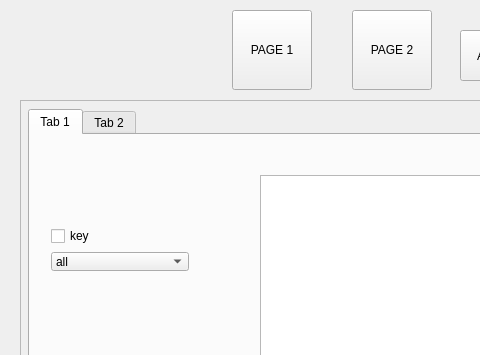
Before: the Qt Designer form forms/MainWindow.ui in tigerjpg/cybersecurity, drawn with Qt 5; both pictures show x 0 to 480 and y 0 to 355 of the 1024 by 768 pixel window.
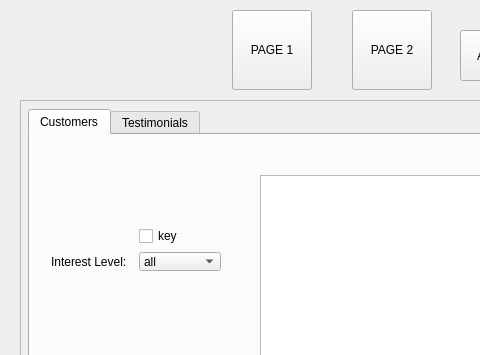
After: the same form once the commit is applied. Custom widgets are drawn as their Qt base class.

Commit message: [#10] add tab labels

Patch:
```diff
--- a/forms/MainWindow.ui
+++ b/forms/MainWindow.ui
@@ -657,12 +657,27 @@
        <property name="styleSheet">
         <string notr="true">color rgb(196, 196, 196)</string>
        </property>
+       <property name="tabPosition">
+        <enum>QTabWidget::North</enum>
+       </property>
+       <property name="tabShape">
+        <enum>QTabWidget::Rounded</enum>
+       </property>
        <property name="currentIndex">
         <number>0</number>
        </property>
+       <property name="tabsClosable">
+        <bool>false</bool>
+       </property>
+       <property name="movable">
+        <bool>false</bool>
+       </property>
+       <property name="tabBarAutoHide">
+        <bool>false</bool>
+       </property>
        <widget class="QWidget" name="tab">
         <attribute name="title">
-         <string>Tab 1</string>
+         <string>Customers</string>
         </attribute>
         <widget class="QTableView" name="customer_view">
          <property name="geometry">
@@ -736,12 +751,12 @@
           <rect>
            <x>10</x>
            <y>80</y>
-           <width>160</width>
+           <width>192</width>
            <height>67</height>
           </rect>
          </property>
          <layout class="QGridLayout" name="gridLayout">
-          <item row="0" column="0">
+          <item row="0" column="1">
            <widget class="QCheckBox" name="checkBox">
             <property name="autoFillBackground">
              <bool>false</bool>
@@ -754,7 +769,7 @@
             </property>
            </widget>
           </item>
-          <item row="1" column="0">
+          <item row="1" column="1">
            <widget class="QComboBox" name="interest_level_box">
             <item>
              <property name="text">
@@ -778,6 +793,13 @@
             </item>
            </widget>
           </item>
+          <item row="1" column="0">
+           <widget class="QLabel" name="label_2">
+            <property name="text">
+             <string>Interest Level:</string>
+            </property>
+           </widget>
+          </item>
          </layout>
         </widget>
         <widget class="QLabel" name="label">
@@ -799,7 +821,7 @@
        </widget>
        <widget class="QWidget" name="tab_2">
         <attribute name="title">
-         <string>Tab 2</string>
+         <string>Testimonials</string>
         </attribute>
        </widget>
       </widget>
```
